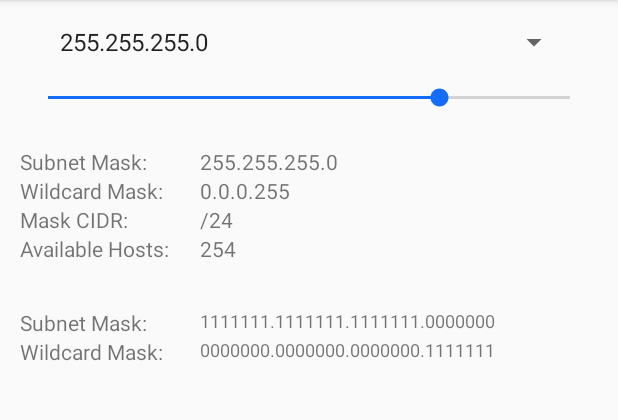
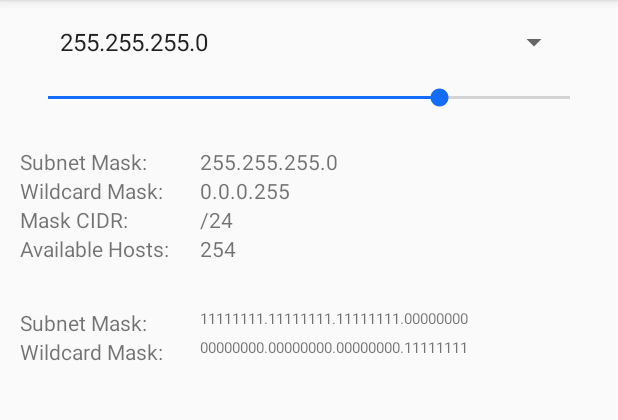
Before and after one commit to kowama/Subnet-Calculator, an Android app: the fragment MaskFragment shown on its own in the app's theme, on a phone screen of 412 x 824 dp, the part 84-504 px from its top. Run offline under Robolectric (Android 15) with nearby library versions, the phone set to English and light mode, and no system bars.

Commit message:
Fixing some Random bug -bin conversion error
subNetName EditText replaced with TextView

```diff
--- a/app/src/main/java/com/nimina/kowama/calculatornetadmin/fragments/MaskFragment.java
+++ b/app/src/main/java/com/nimina/kowama/calculatornetadmin/fragments/MaskFragment.java
@@ -35,7 +35,7 @@ public class MaskFragment extends Fragment {
     private void updateResultView(int mask){
         try {
             String netSize = String.valueOf(NetworkManager.findUsableHosts(mask));
-            if(mask ==32)
+            if(mask > 30)
                 netSize = "NONE";
 
             mResMaskTextView.setText(NetworkManager.toDecMask(mask));
--- a/app/src/main/java/com/nimina/kowama/calculatornetadmin/model/NetworkManager.java
+++ b/app/src/main/java/com/nimina/kowama/calculatornetadmin/model/NetworkManager.java
@@ -286,10 +286,10 @@ public class NetworkManager {
    public static String toBinOctets(int address){
         int allOne = -1;
         String binAddress =  String.format("%32s", Integer.toBinaryString(address & allOne)).replace(' ', '0');
-        String  octets[] = { binAddress.substring(0,7),
-                binAddress.substring(8,15),
-                binAddress.substring(16,23),
-                binAddress.substring(24,31)};
+        String  octets[] = { binAddress.substring(0,8),
+                binAddress.substring(8,16),
+                binAddress.substring(16,24),
+                binAddress.substring(24,32)};
 
         return  octets[0]+"."+octets[1]+"."+octets[2]+"."+octets[3];
    }
--- a/app/src/main/res/layout/fragment_mask.xml
+++ b/app/src/main/res/layout/fragment_mask.xml
@@ -154,7 +154,7 @@
                 android:layout_column="2"
                 android:layout_gravity="fill"
                 android:layout_marginStart="20dp"
-                android:textSize="12sp"
+                android:textSize="10sp"
                 android:minEms="10" />
         </TableRow>
 
@@ -177,7 +177,7 @@
                 android:layout_column="2"
                 android:layout_gravity="fill"
                 android:layout_marginStart="20dp"
-                android:textSize="12sp"
+                android:textSize="10sp"
                 android:minEms="10" />
         </TableRow>
 
--- a/app/src/main/res/layout/subnet_size_input.xml
+++ b/app/src/main/res/layout/subnet_size_input.xml
@@ -5,7 +5,7 @@
     android:background="@color/white"
     >
 
-    <EditText
+        <TextView
         android:id="@+id/subNetNameEditText"
         android:layout_width="wrap_content"
         android:layout_height="wrap_content"
```
Also changed, not shown: app/src/main/java/com/nimina/kowama/calculatornetadmin/fragments/dialog/NetConfigDialog.java (+15 -19 lines).
